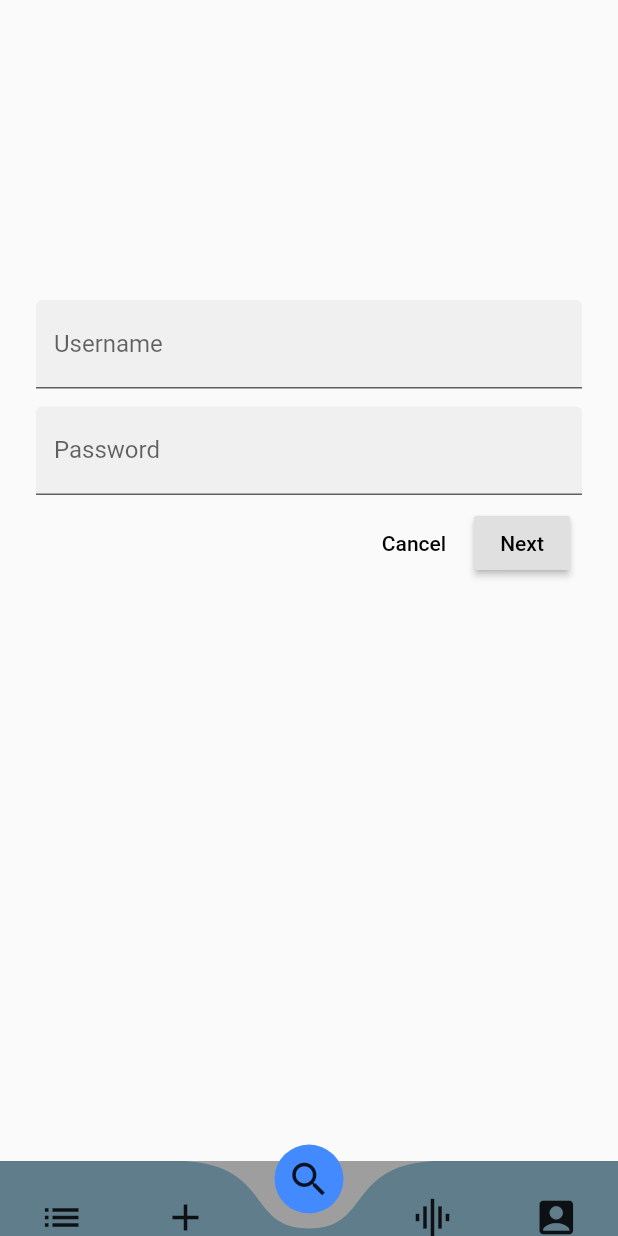
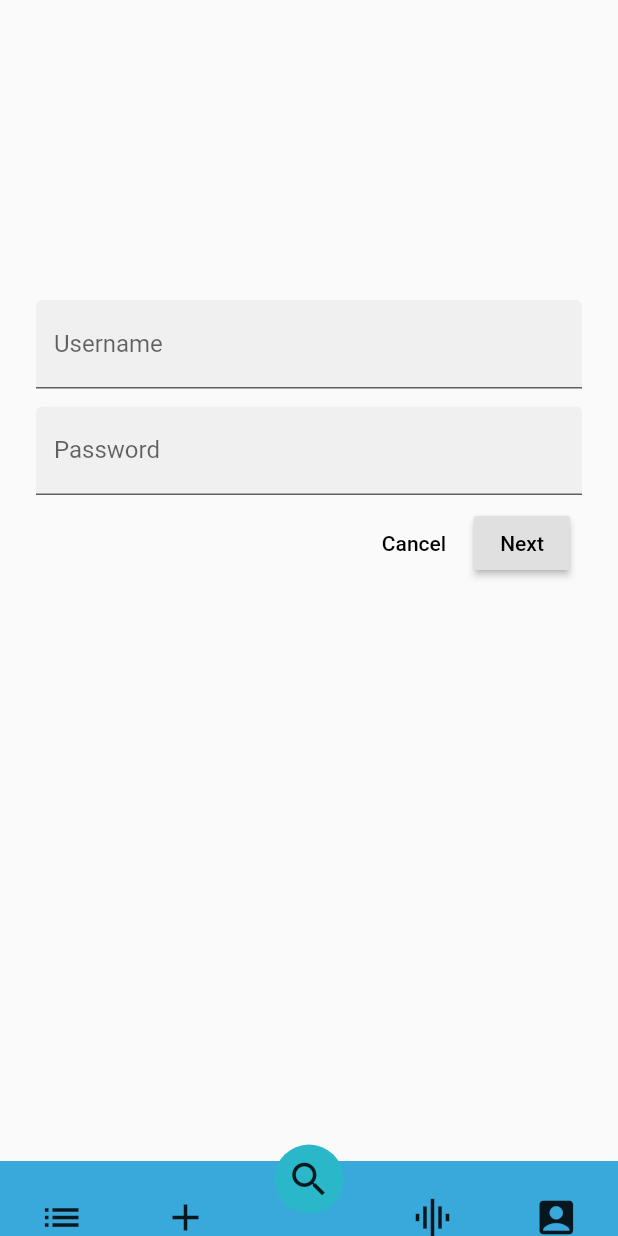
Before and after one commit to AitorSoto/Proyecto-Flutter-TodoList, a Flutter app: the screen it shows after launch, item 3 of the bottom bar chosen, on a phone screen of 412 x 824 dp. Run offline on Flutter 3.47's test engine with Material 2 defaults, Android fonts, the phone set to English and light mode, and no system bars; drawn by our look-alikes of curved_navigation_bar; our stand-ins replace flutter_datetime_picker, flutter_local_notifications, sqflite; missing offline and left inert: dart:ffi, giffy_dialog, search_app_bar, slide_popup_dialog; accounts and stored records are empty.

Commit message:
Cambio colores de la barra y soluciono error al actualizar y eliminar en la pantalla de editar

```diff
--- a/lib/Util/notificationmanager.dart
+++ b/lib/Util/notificationmanager.dart
@@ -29,7 +29,6 @@ class NotificationManager {
   void showNotificationDaily(
       int id, String title, String body, int hour, int minute) async {
     var time = new Time(hour, minute, 0);
-    //var timeWithDay = new TimeOfDay.fromDateTime(time);
     await flutterLocalNotificationsPlugin.showDailyAtTime(
         id, title, body, time, getPlatformChannelSpecfics());
     print('Notification Succesfully Scheduled at ${time.toString()}');
--- a/lib/main.dart
+++ b/lib/main.dart
@@ -65,9 +65,9 @@ class _BottomNavBarState extends State<BottomNavBar> {
                 Icon(Icons.graphic_eq, size: 30),
                 Icon(Icons.account_box, size: 30),
               ],
-              color: Colors.blueGrey,
-              buttonBackgroundColor: Colors.blueAccent,
-              backgroundColor: Colors.grey,
+              color: Color(0xFF39A9DB),
+              buttonBackgroundColor: Color(0xFF2AB7CA),
+              backgroundColor: Color(0xFF39A9DB),
               animationCurve: Curves.easeInOut,
               animationDuration: Duration(milliseconds: 400),
               onTap: (int tappedIndex) {
```
Also changed, not shown: lib/Screens/tododetail.dart (+11 -17 lines), lib/Screens/todolist.dart (+12 -15 lines).
